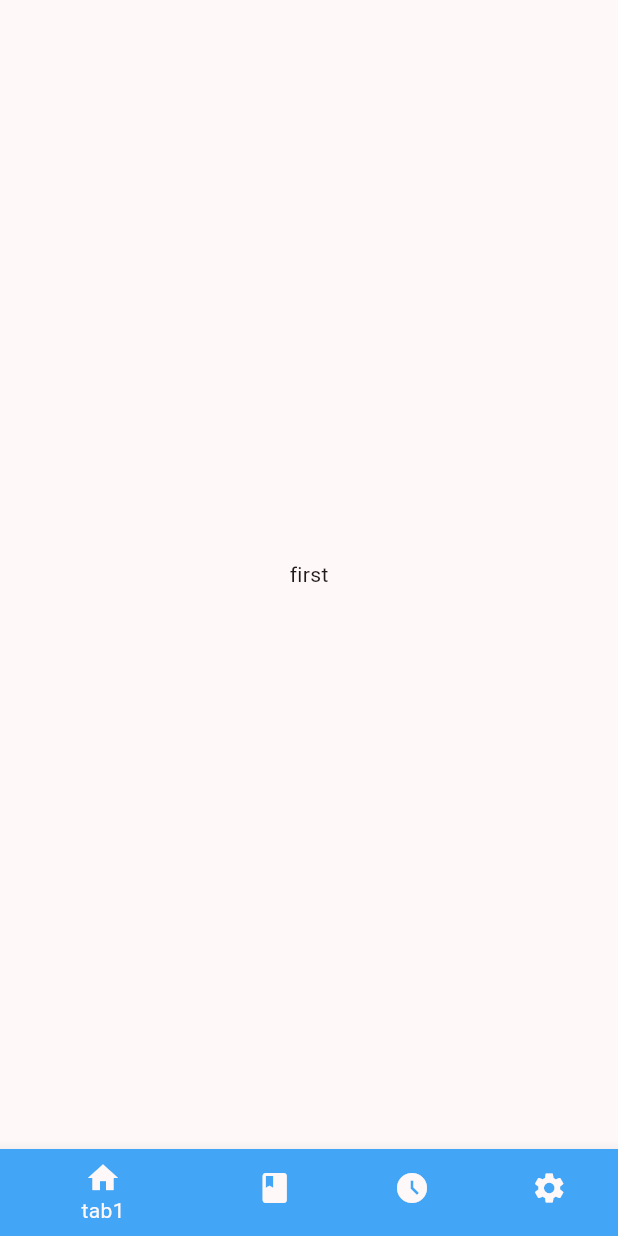
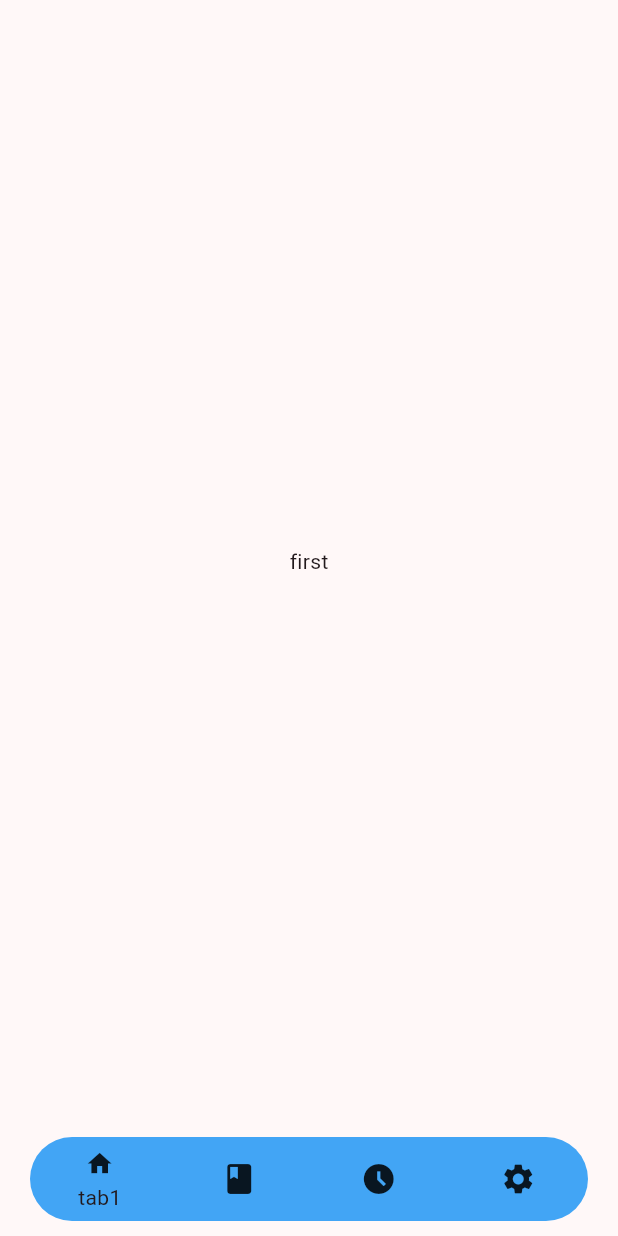
Before and after one commit to ruansilvx/swappable_bottom_nav, a Flutter app: the screen it shows after launch, on a phone screen of 412 x 824 dp. Run offline on Flutter 3.47's test engine with Material 3 defaults, Android fonts, the phone set to English and light mode, and no system bars; our stand-ins replace go_router.

Commit message:
feat: Create custom bottom navigation

```diff
--- a/lib/bottom_navigation_container.dart
+++ b/lib/bottom_navigation_container.dart
@@ -1,5 +1,6 @@
 import 'package:flutter/material.dart';
 import 'package:go_router/go_router.dart';
+import 'package:swappable_bottom_nav/custom_bottom_navigation_bar.dart';
 import 'package:swappable_bottom_nav/tab_swap_provider.dart';
 
 class BottomNavigationContainer extends StatelessWidget {
@@ -17,7 +18,7 @@ class BottomNavigationContainer extends StatelessWidget {
       bottomNavigationBar: ListenableBuilder(
         listenable: context.tabController,
         builder: (context, _) {
-          return BottomNavigationBar(
+          return CustomBottomNavigationBar(
             currentIndex: statefulNavigationShell.currentIndex,
             onTap: (index) {
               statefulNavigationShell.goBranch(index);
--- /dev/null
+++ b/lib/custom_bottom_navigation_bar.dart
@@ -0,0 +1,57 @@
+import 'package:flutter/material.dart';
+
+class CustomBottomNavigationBar extends StatelessWidget {
+  const CustomBottomNavigationBar({
+    super.key,
+    required this.currentIndex,
+    required this.onTap,
+    required this.items,
+  });
+
+  final int currentIndex;
+  final void Function(int index) onTap;
+  final List<BottomNavigationBarItem> items;
+
+  @override
+  Widget build(BuildContext context) {
+    return SafeArea(
+      child: AnimatedContainer(
+        decoration: BoxDecoration(
+          color: items[currentIndex].backgroundColor,
+          borderRadius: BorderRadius.circular(80),
+        ),
+        margin: const EdgeInsets.symmetric(horizontal: 20, vertical: 10),
+        height: kBottomNavigationBarHeight,
+        duration: Durations.medium4,
+        clipBehavior: Clip.antiAlias,
+        child: Material(
+          type: MaterialType.transparency,
+          child: Row(
+            mainAxisSize: MainAxisSize.min,
+            crossAxisAlignment: CrossAxisAlignment.stretch,
+            children: [
+              for (var i = 0; i < items.length; i++)
+                Expanded(
+                  child: InkWell(
+                    borderRadius: BorderRadius.circular(80),
+                    onTap: () => onTap(i),
+                    child: Column(
+                      mainAxisAlignment: MainAxisAlignment.center,
+                      children: [
+                        AnimatedScale(
+                          scale: currentIndex == i ? .8 : 1,
+                          duration: Durations.short3,
+                          child: items[i].icon,
+                        ),
+                        if (currentIndex == i) Text(items[i].label ?? ''),
+                      ],
+                    ),
+                  ),
+                ),
+            ],
+          ),
+        ),
+      ),
+    );
+  }
+}
```
